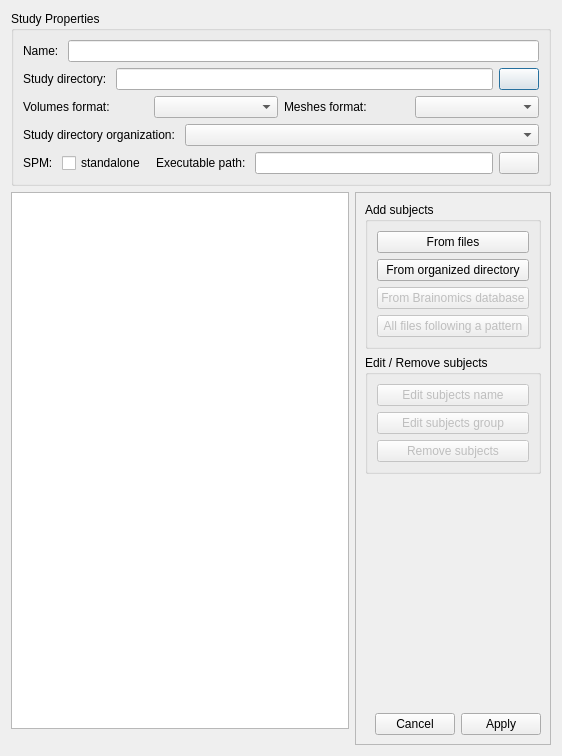
This is morphologist/core/gui/ui/study_editor_widget.ui in brainvisa/morphologist as Qt 5 draws it before an edit. The edited form follows.
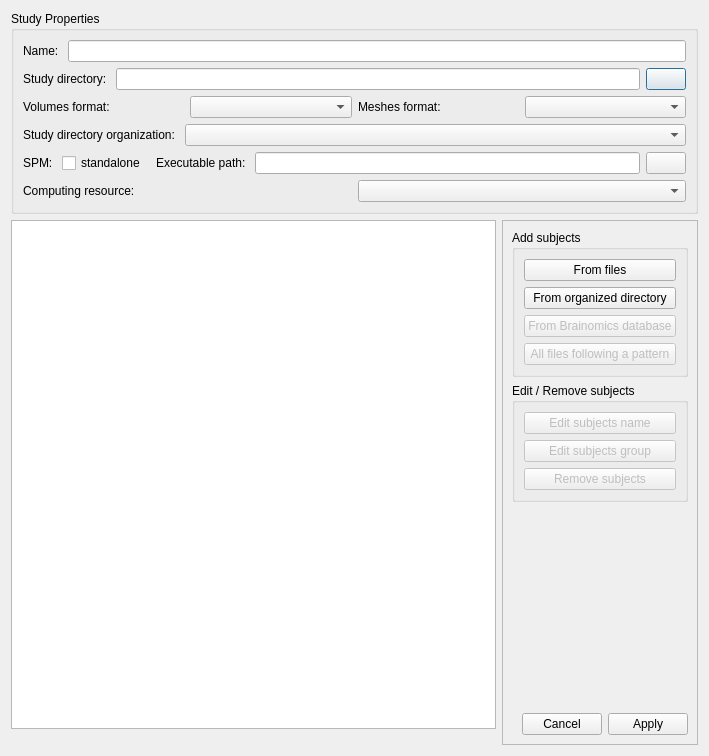
This is the edited form. Icons and pictures are not drawn.

Commit message: ENH: added computing resource id in study settings GUI

```diff
--- a/morphologist/core/gui/ui/study_editor_widget.ui
+++ b/morphologist/core/gui/ui/study_editor_widget.ui
@@ -6,7 +6,7 @@
    <rect>
     <x>0</x>
     <y>0</y>
-    <width>562</width>
+    <width>709</width>
     <height>756</height>
    </rect>
   </property>
@@ -145,6 +145,20 @@
         </item>
        </layout>
       </item>
+      <item>
+       <layout class="QHBoxLayout" name="horizontalLayout_7">
+        <item>
+         <widget class="QLabel" name="computing_resource_label">
+          <property name="text">
+           <string>Computing resource:</string>
+          </property>
+         </widget>
+        </item>
+        <item>
+         <widget class="QComboBox" name="computing_resource_combobox"/>
+        </item>
+       </layout>
+      </item>
      </layout>
     </widget>
    </item>
```
The commit also changes 3 other files.
